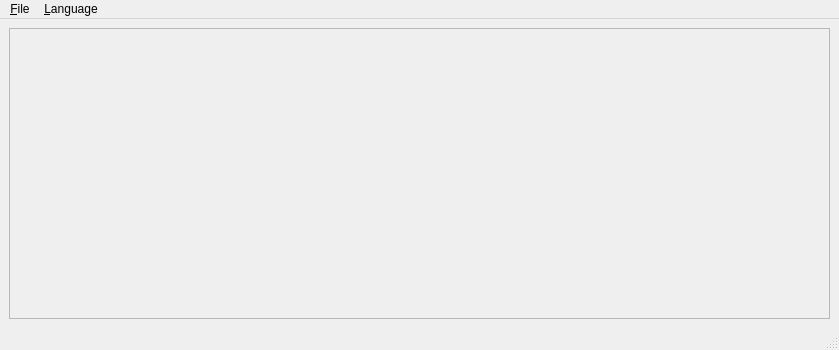
Before: the Qt Designer form src/mdttools/mdtModbusIoTool.ui in scandyna/multidiagtools, drawn with Qt 5.
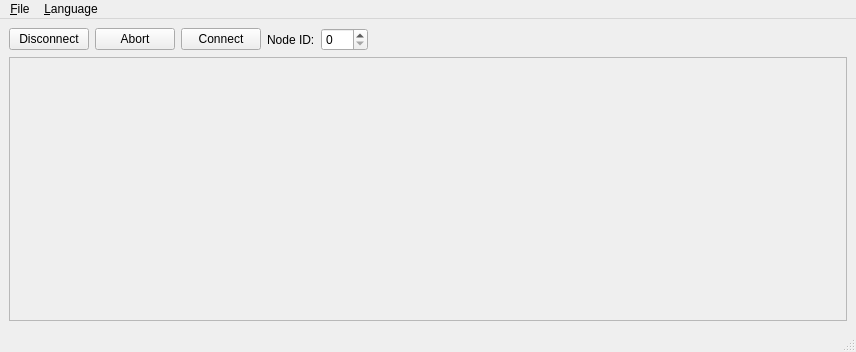
After: the same form once the commit is applied.

Diff of the .ui file:
```diff
--- a/src/mdttools/mdtModbusIoTool.ui
+++ b/src/mdttools/mdtModbusIoTool.ui
@@ -6,16 +6,64 @@
    <rect>
     <x>0</x>
     <y>0</y>
-    <width>839</width>
-    <height>350</height>
+    <width>856</width>
+    <height>352</height>
    </rect>
   </property>
   <property name="windowTitle">
    <string>MainWindow</string>
   </property>
   <widget class="QWidget" name="centralwidget">
-   <layout class="QVBoxLayout" name="verticalLayout">
-    <item>
+   <layout class="QGridLayout" name="gridLayout">
+    <item row="0" column="0">
+     <widget class="QPushButton" name="pbDisconnect">
+      <property name="text">
+       <string>Disconnect</string>
+      </property>
+     </widget>
+    </item>
+    <item row="0" column="1">
+     <widget class="QPushButton" name="pbAbortScan">
+      <property name="text">
+       <string>Abort</string>
+      </property>
+     </widget>
+    </item>
+    <item row="0" column="2">
+     <widget class="QPushButton" name="pbConnect">
+      <property name="text">
+       <string>Connect</string>
+      </property>
+     </widget>
+    </item>
+    <item row="0" column="3">
+     <widget class="QLabel" name="lbHwNodeId">
+      <property name="text">
+       <string>Node ID:</string>
+      </property>
+     </widget>
+    </item>
+    <item row="0" column="4">
+     <widget class="QSpinBox" name="sbHwNodeId">
+      <property name="maximum">
+       <number>255</number>
+      </property>
+     </widget>
+    </item>
+    <item row="0" column="5">
+     <spacer name="horizontalSpacer">
+      <property name="orientation">
+       <enum>Qt::Horizontal</enum>
+      </property>
+      <property name="sizeHint" stdset="0">
+       <size>
+        <width>477</width>
+        <height>20</height>
+       </size>
+      </property>
+     </spacer>
+    </item>
+    <item row="1" column="0" colspan="6">
      <widget class="QScrollArea" name="saIos">
       <property name="widgetResizable">
        <bool>true</bool>
@@ -25,8 +73,8 @@
         <rect>
          <x>0</x>
          <y>0</y>
-         <width>825</width>
-         <height>291</height>
+         <width>842</width>
+         <height>263</height>
         </rect>
        </property>
       </widget>
@@ -39,7 +87,7 @@
     <rect>
      <x>0</x>
      <y>0</y>
-     <width>839</width>
+     <width>856</width>
      <height>23</height>
     </rect>
    </property>
```
